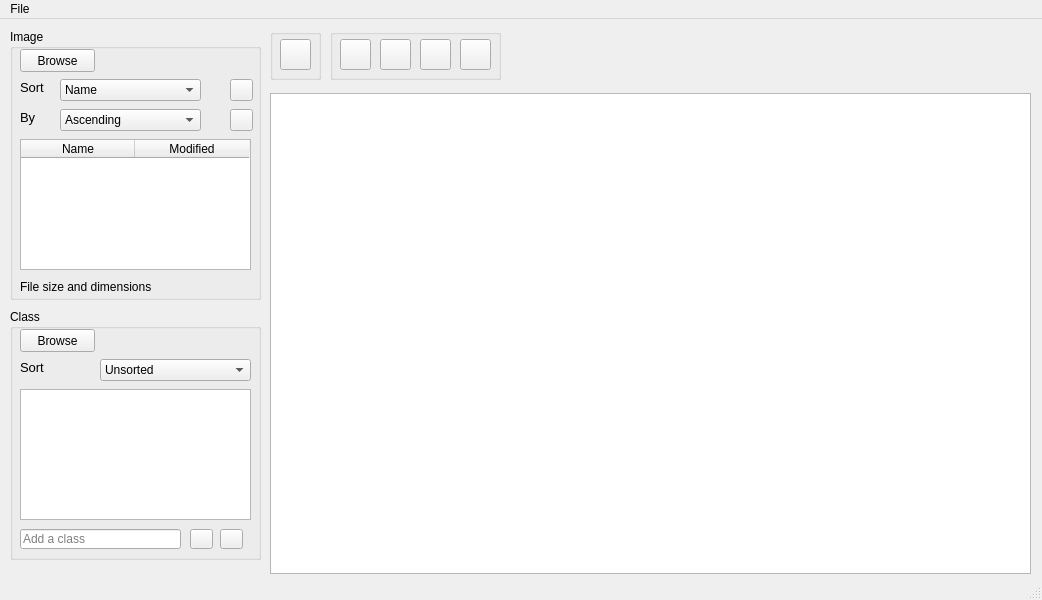
This is imageannotator.ui in JacobBoddey/ImageAnnotator as Qt 5 draws it before an edit. The edited form follows.
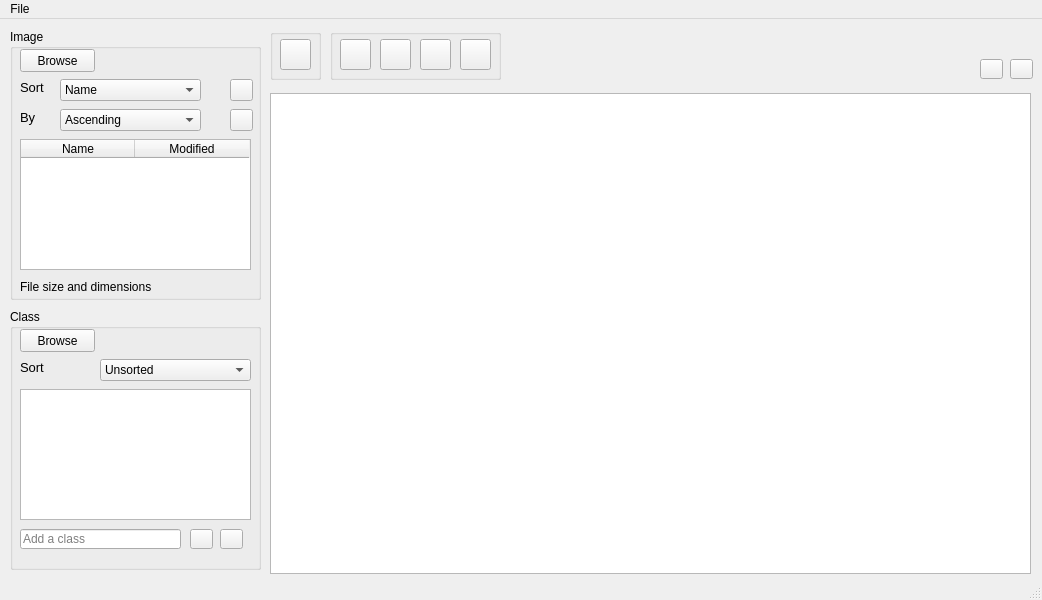
This is the edited form. Icons and pictures are not drawn.

Commit message: Zooming in and out in graphics view

```diff
--- a/imageannotator.ui
+++ b/imageannotator.ui
@@ -211,7 +211,7 @@
       <x>10</x>
       <y>290</y>
       <width>251</width>
-      <height>251</height>
+      <height>261</height>
      </rect>
     </property>
     <property name="title">
@@ -469,6 +469,44 @@
      </property>
     </widget>
    </widget>
+   <widget class="QToolButton" name="zoomInButton">
+    <property name="geometry">
+     <rect>
+      <x>980</x>
+      <y>40</y>
+      <width>23</width>
+      <height>20</height>
+     </rect>
+    </property>
+    <property name="autoFillBackground">
+     <bool>false</bool>
+    </property>
+    <property name="styleSheet">
+     <string notr="true">border-image:url(:addClass.png);background-color:&quot;#e1e1e1&quot;;</string>
+    </property>
+    <property name="text">
+     <string/>
+    </property>
+   </widget>
+   <widget class="QToolButton" name="zoomOutButton">
+    <property name="geometry">
+     <rect>
+      <x>1010</x>
+      <y>40</y>
+      <width>23</width>
+      <height>20</height>
+     </rect>
+    </property>
+    <property name="autoFillBackground">
+     <bool>false</bool>
+    </property>
+    <property name="styleSheet">
+     <string notr="true">border-image:url(:removeClass.png);background-color:&quot;#e1e1e1&quot;;</string>
+    </property>
+    <property name="text">
+     <string/>
+    </property>
+   </widget>
   </widget>
   <widget class="QMenuBar" name="menubar">
    <property name="geometry">
```
The commit also changes 2 other files.
